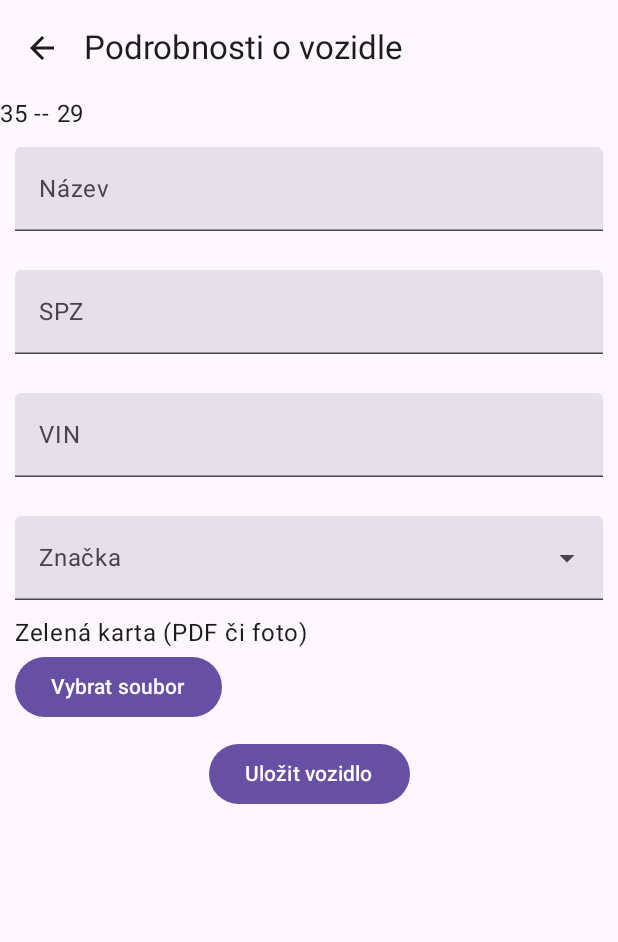
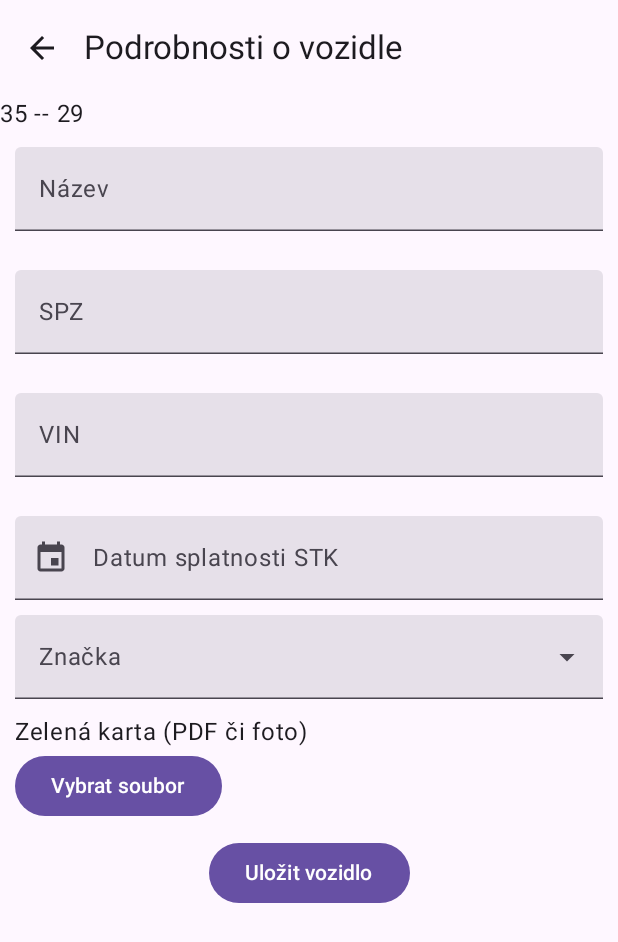
Before and after one commit to MartinWeiss01/garager-android, an Android app built with Jetpack Compose: the screen it shows after launch (MainActivity), after a tap on "Přidat vozidlo", on a phone screen of 412 x 824 dp. Shown: the top 942 px of the screen. Run offline under Robolectric (Android 15) with nearby library versions, the phone set to English and light mode, and no system bars; our stand-ins replace Room's generated code.

Commit message:
feat(AddEditVeh): add MOT due date field

```diff
--- a/Garager/app/src/main/java/cz/martinweiss/garager/ui/screens/vehicleAddEdit/Actions.kt
+++ b/Garager/app/src/main/java/cz/martinweiss/garager/ui/screens/vehicleAddEdit/Actions.kt
@@ -8,6 +8,7 @@ interface AddEditVehicleActions {
     fun onLicensePlateChange(licensePlate: String)
     fun onVINChange(vin: String)
     fun onManufacturerChange(manufacturer: Manufacturer?)
+    fun onDateChange(date: Long?)
 
     fun isVehicleValid(): Boolean
     fun isNameValid(): Boolean
--- a/Garager/app/src/main/java/cz/martinweiss/garager/ui/screens/vehicleAddEdit/Screen.kt
+++ b/Garager/app/src/main/java/cz/martinweiss/garager/ui/screens/vehicleAddEdit/Screen.kt
@@ -13,9 +13,11 @@ import androidx.compose.ui.platform.LocalContext
 import androidx.compose.ui.res.stringResource
 import androidx.compose.ui.unit.dp
 import android.Manifest
+import android.app.DatePickerDialog
 import android.graphics.Bitmap
 import android.graphics.BitmapFactory
 import android.util.Log
+import android.widget.DatePicker
 import androidx.compose.foundation.Image
 import androidx.compose.foundation.gestures.rememberTransformableState
 import androidx.compose.foundation.gestures.transformable
@@ -25,7 +27,10 @@ import cz.martinweiss.garager.R
 import cz.martinweiss.garager.navigation.INavigationRouter
 import cz.martinweiss.garager.ui.elements.BackArrowScreen
 import cz.martinweiss.garager.ui.elements.CustomTextField
+import cz.martinweiss.garager.ui.elements.ReactiveField
+import cz.martinweiss.garager.utils.DateUtils
 import org.koin.androidx.compose.getViewModel
+import java.util.Calendar
 
 @Composable
 fun AddEditVehicleScreen(navigation: INavigationRouter, id: Long?, viewModel: AddEditVehicleViewModel = getViewModel()) {
@@ -95,6 +100,33 @@ fun AddEditVehicleContent(
             label = stringResource(id = R.string.add_edit_vehicle_vin_field),
             onValueChange = { actions.onVINChange(it) },
             error = if(data.vehicleVINError != null) stringResource(id = data.vehicleVINError!!) else ""
+        )
+
+        val calendar = Calendar.getInstance()
+        data.vehicle.motDate?.let {
+            calendar.timeInMillis = it
+        }
+
+        val year = calendar.get(Calendar.YEAR)
+        val month = calendar.get(Calendar.MONTH)
+        val day = calendar.get(Calendar.DAY_OF_MONTH)
+
+        val datePickerDialog = DatePickerDialog(
+            LocalContext.current,
+            { dialog: DatePicker, year: Int, month: Int, day: Int ->
+                actions.onDateChange(DateUtils.getUnixTime(year, month, day))
+            },
+            year,
+            month,
+            day
+        )
+
+        ReactiveField(
+            value = if(data.vehicle.motDate != null) DateUtils.getDateString(data.vehicle.motDate!!) else null,
+            label = stringResource(id = R.string.add_edit_vehicle_mot_date_field),
+            leadingIcon = R.drawable.ic_event_24,
+            onClick = { datePickerDialog.show() },
+            onClearClick = { actions.onDateChange(null) }
         )
 
         ExposedDropdownMenuBox(
--- a/Garager/app/src/main/java/cz/martinweiss/garager/ui/screens/vehicleAddEdit/ViewModel.kt
+++ b/Garager/app/src/main/java/cz/martinweiss/garager/ui/screens/vehicleAddEdit/ViewModel.kt
@@ -71,6 +71,11 @@ class AddEditVehicleViewModel(private val repository: IVehiclesRepository) : Bas
         addEditVehicleUIState.value = AddEditVehicleUIState.VehicleChanged
     }
 
+    override fun onDateChange(date: Long?) {
+        data.vehicle.motDate = date
+        addEditVehicleUIState.value = AddEditVehicleUIState.VehicleChanged
+    }
+
     override fun isVehicleValid(): Boolean {
         var invalidCounter = 0
         if(!isNameValid()) invalidCounter += 1
--- /dev/null
+++ b/Garager/app/src/main/res/drawable/ic_event_24.xml
@@ -0,0 +1,5 @@
+<vector android:height="24dp" android:tint="#000000"
+    android:viewportHeight="24" android:viewportWidth="24"
+    android:width="24dp" xmlns:android="http://schemas.android.com/apk/res/android">
+    <path android:fillColor="@android:color/white" android:pathData="M17,12h-5v5h5v-5zM16,1v2L8,3L8,1L6,1v2L5,3c-1.11,0 -1.99,0.9 -1.99,2L3,19c0,1.1 0.89,2 2,2h14c1.1,0 2,-0.9 2,-2L21,5c0,-1.1 -0.9,-2 -2,-2h-1L18,1h-2zM19,19L5,19L5,8h14v11z"/>
+</vector>
--- a/Garager/app/src/main/res/values/strings.xml
+++ b/Garager/app/src/main/res/values/strings.xml
@@ -17,4 +17,5 @@
     <string name="add_edit_vehicle_save_btn">Uložit vozidlo</string>
     <string name="add_edit_vehicle_upload_file">Vybrat soubor</string>
     <string name="add_edit_vehicle_file_field">Zelená karta (PDF či foto)</string>
+    <string name="add_edit_vehicle_mot_date_field">Datum splatnosti STK</string>
 </resources>
```
Also changed, not shown: 1 other file.
